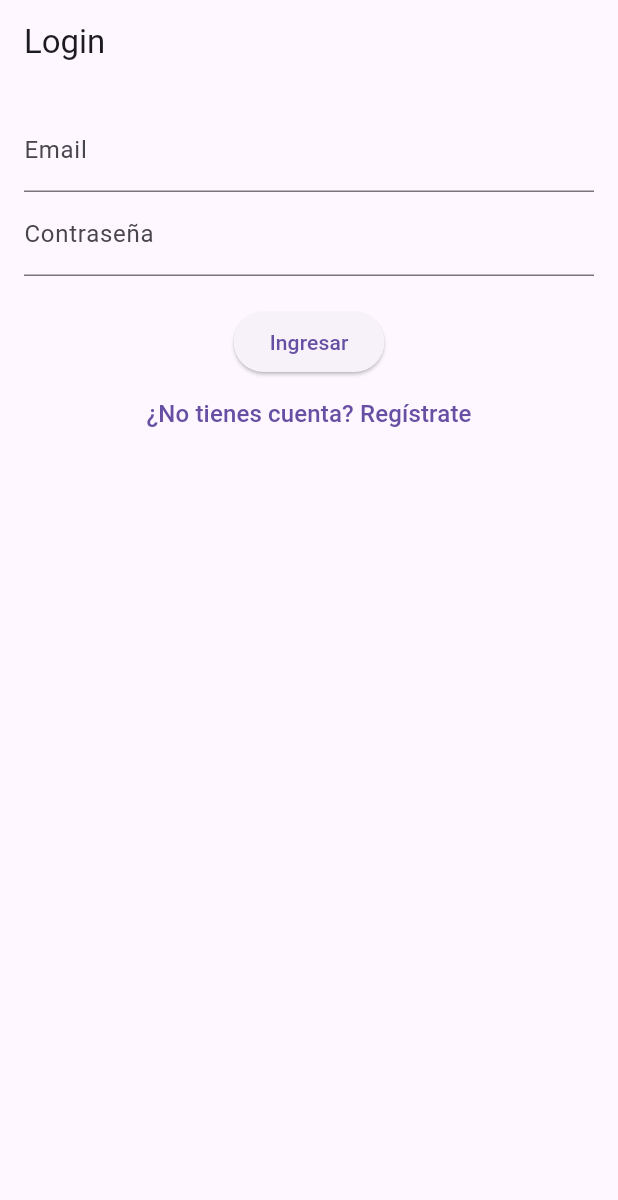
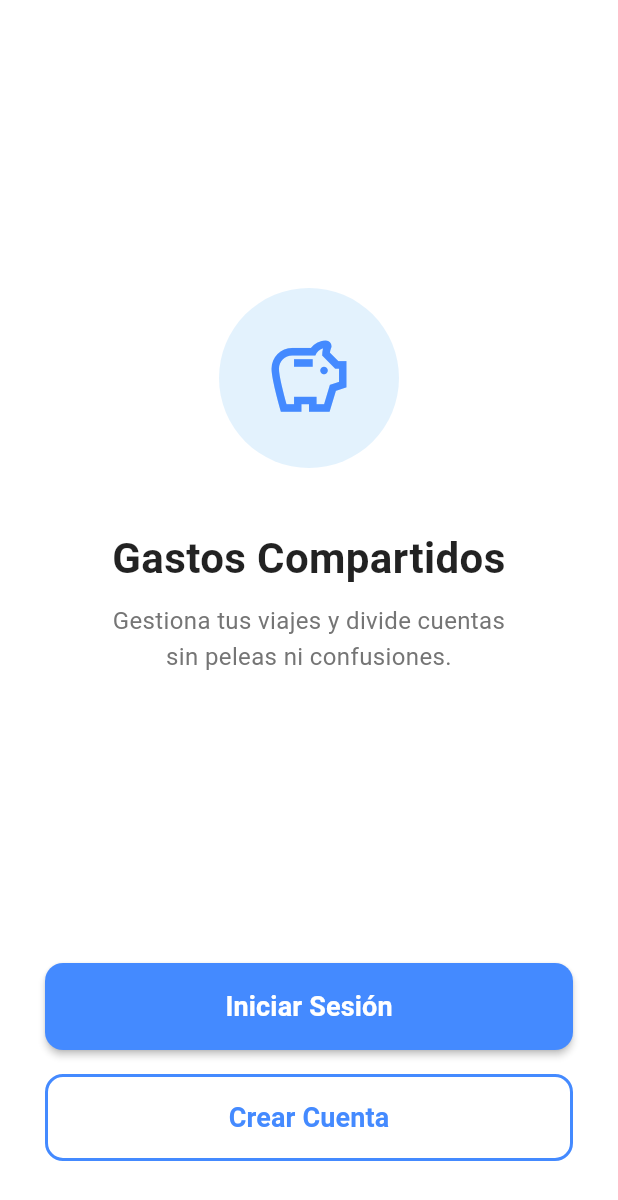
Before and after one commit to ElvisZC/DBP-II-unidad, a Flutter app: the screen it shows after launch, on a phone screen of 412 x 824 dp. Shown: the top 1200 px of the screen. Run offline on Flutter 3.47's test engine with Material 3 defaults, Android fonts, the phone set to English and light mode, and no system bars; our stand-ins replace cloud_firestore, firebase_auth, firebase_core, firebase_storage, image_picker; accounts and stored records are empty.

Commit message:
Agregamos la pantalla de Bienvenida

```diff
--- a/lib/main.dart
+++ b/lib/main.dart
@@ -2,8 +2,11 @@ import 'package:flutter/material.dart';
 import 'package:firebase_core/firebase_core.dart';
 import 'package:firebase_auth/firebase_auth.dart';
 import 'firebase_options.dart';
+
+import 'screens/home_screen.dart';
+import 'screens/welcome_screen.dart';
 import 'screens/login_screen.dart';
-import 'screens/home_screen.dart';
+import 'screens/register_screen.dart';
 
 void main() async {
   WidgetsFlutterBinding.ensureInitialized();
@@ -20,17 +23,40 @@ class MyApp extends StatelessWidget {
   Widget build(BuildContext context) {
     return MaterialApp(
       debugShowCheckedModeBanner: false,
-      title: 'Shared Expenses',
-      home: StreamBuilder<User?>(
-        stream: FirebaseAuth.instance.authStateChanges(),
-        builder: (context, snapshot) {
-          if (snapshot.hasData) {
-            return const HomeScreen();
-          } else {
-            return const LoginScreen();
-          }
-        },
+      title: 'Gastos Compartidos',
+      theme: ThemeData(
+        colorScheme: ColorScheme.fromSeed(seedColor: Colors.blueAccent),
+        useMaterial3: true,
       ),
+      routes: {
+        '/login': (context) => const LoginScreen(),
+        // '/register': (context) => const RegisterScreen(), // Descomenta si tienes registro
+      },
+      home: const AuthWrapper(),
     );
   }
 }
+
+class AuthWrapper extends StatelessWidget {
+  const AuthWrapper({super.key});
+
+  @override
+  Widget build(BuildContext context) {
+    return StreamBuilder<User?>(
+      stream: FirebaseAuth.instance.authStateChanges(),
+      builder: (context, snapshot) {
+        if (snapshot.connectionState == ConnectionState.waiting) {
+          return const Scaffold(body: Center(child: CircularProgressIndicator()));
+        }
+
+        // 1. SI HAY USUARIO LOGUEADO
+        if (snapshot.hasData) {
+          return const HomeScreen();
+        }
+
+        // 2. SI NO HAY USUARIO
+        return const WelcomeScreen();
+      },
+    );
+  }
+}
--- a/lib/screens/home_screen.dart
+++ b/lib/screens/home_screen.dart
@@ -5,6 +5,7 @@ import 'create_group_screen.dart';
 import 'join_group_screen.dart';
 import 'group_detail_screen.dart';
 import 'login_screen.dart';
+import 'welcome_screen.dart';
 
 class HomeScreen extends StatefulWidget {
   const HomeScreen({super.key});
@@ -16,23 +17,29 @@ class HomeScreen extends StatefulWidget {
 class _HomeScreenState extends State<HomeScreen> {
   final user = FirebaseAuth.instance.currentUser;
 
+  //  2. LÓGICA DE CERRAR SESIÓN ACTUALIZADA
   void _logout() async {
     await FirebaseAuth.instance.signOut();
     if (!mounted) return;
-    Navigator.pushReplacement(
+
+    Navigator.pushAndRemoveUntil(
       context,
-      MaterialPageRoute(builder: (_) => const LoginScreen()),
+      MaterialPageRoute(builder: (_) => const WelcomeScreen()),
+          (route) => false,
     );
   }
 
   @override
   Widget build(BuildContext context) {
-    // Escuchamos los cambios en el documento del USUARIO para ver sus grupos
     return Scaffold(
       appBar: AppBar(
         title: const Text('Mis Grupos'),
         actions: [
-          IconButton(onPressed: _logout, icon: const Icon(Icons.exit_to_app))
+          IconButton(
+            onPressed: _logout,
+            icon: const Icon(Icons.exit_to_app),
+            tooltip: "Cerrar Sesión",
+          )
         ],
       ),
       body: StreamBuilder<DocumentSnapshot>(
@@ -94,7 +101,6 @@ class _HomeScreenState extends State<HomeScreen> {
                       subtitle: Text('Código: $code'),
                       trailing: const Icon(Icons.arrow_forward_ios, size: 16),
                       onTap: () {
-
                         Navigator.push(
                           context,
                           MaterialPageRoute(
--- /dev/null
+++ b/lib/screens/welcome_screen.dart
@@ -0,0 +1,115 @@
+import 'package:flutter/material.dart';
+import 'login_screen.dart';
+import 'register_screen.dart'; // Asegúrate de tener este archivo o créalo vacío si no existe
+
+class WelcomeScreen extends StatelessWidget {
+  const WelcomeScreen({super.key});
+
+  @override
+  Widget build(BuildContext context) {
+    return Scaffold(
+      backgroundColor: Colors.white,
+      body: SafeArea(
+        child: Padding(
+          padding: const EdgeInsets.symmetric(horizontal: 30.0),
+          child: Column(
+            mainAxisAlignment: MainAxisAlignment.center,
+            crossAxisAlignment: CrossAxisAlignment.stretch,
+            children: [
+              const Spacer(),
+
+              // 1. IMAGEN O ICONO PRINCIPAL
+              // Si tienes una imagen en assets, usa Image.asset('assets/logo.png')
+              // Por ahora usaremos un icono gigante muy estético
+              Container(
+                height: 120,
+                width: 120,
+                decoration: BoxDecoration(
+                  color: Colors.blue[50],
+                  shape: BoxShape.circle,
+                ),
+                child: const Icon(
+                  Icons.savings_outlined, // Icono de cerdito/ahorro
+                  size: 60,
+                  color: Colors.blueAccent,
+                ),
+              ),
+              const SizedBox(height: 40),
+
+              // 2. TEXTOS DE BIENVENIDA
+              const Text(
+                'Gastos Compartidos',
+                textAlign: TextAlign.center,
+                style: TextStyle(
+                  fontSize: 28,
+                  fontWeight: FontWeight.bold,
+                  color: Colors.black87,
+                ),
+              ),
+              const SizedBox(height: 10),
+              Text(
+                'Gestiona tus viajes y divide cuentas\nsin peleas ni confusiones.',
+                textAlign: TextAlign.center,
+                style: TextStyle(
+                  fontSize: 16,
+                  color: Colors.grey[600],
+                  height: 1.5,
+                ),
+              ),
+
+              const Spacer(),
+
+              // 3. BOTÓN INICIAR SESIÓN
+              ElevatedButton(
+                onPressed: () {
+                  Navigator.push(
+                    context,
+                    MaterialPageRoute(builder: (context) => const LoginScreen()),
+                  );
+                },
+                style: ElevatedButton.styleFrom(
+                  padding: const EdgeInsets.symmetric(vertical: 16),
+                  backgroundColor: Colors.blueAccent,
+                  shape: RoundedRectangleBorder(
+                    borderRadius: BorderRadius.circular(12),
+                  ),
+                  elevation: 2,
+                ),
+                child: const Text(
+                  'Iniciar Sesión',
+                  style: TextStyle(fontSize: 18, fontWeight: FontWeight.bold, color: Colors.white),
+                ),
+              ),
+
+              const SizedBox(height: 16),
+
+              // 4. BOTÓN REGISTRARSE
+              OutlinedButton(
+                onPressed: () {
+                  // Si aún no tienes RegisterScreen, comenta esta navegación
+                  Navigator.push(
+                    context,
+                    MaterialPageRoute(builder: (context) => const RegisterScreen()),
+                  );
+                },
+                style: OutlinedButton.styleFrom(
+                  padding: const EdgeInsets.symmetric(vertical: 16),
+                  side: const BorderSide(color: Colors.blueAccent, width: 2),
+                  shape: RoundedRectangleBorder(
+                    borderRadius: BorderRadius.circular(12),
+                  ),
+                ),
+                child: const Text(
+                  'Crear Cuenta',
+                  style: TextStyle(fontSize: 18, fontWeight: FontWeight.bold, color: Colors.blueAccent),
+                ),
+              ),
+
+              const SizedBox(height: 50),
+            ],
+          ),
+        ),
+      ),
+    );
+  }
+}
```
